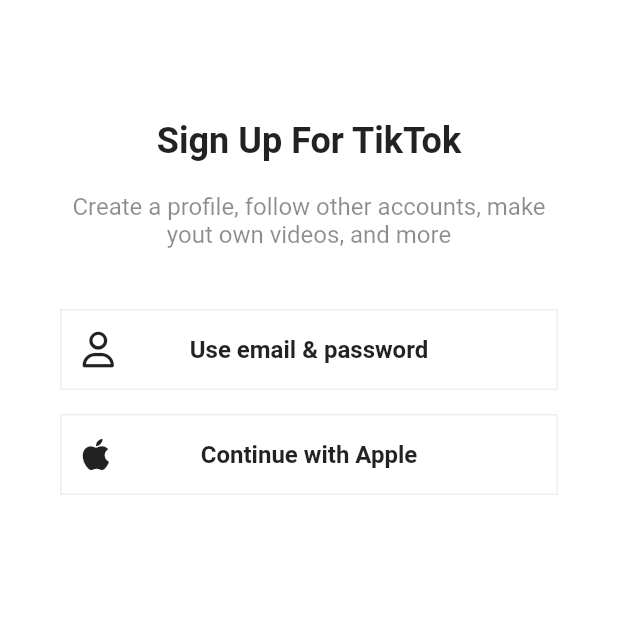
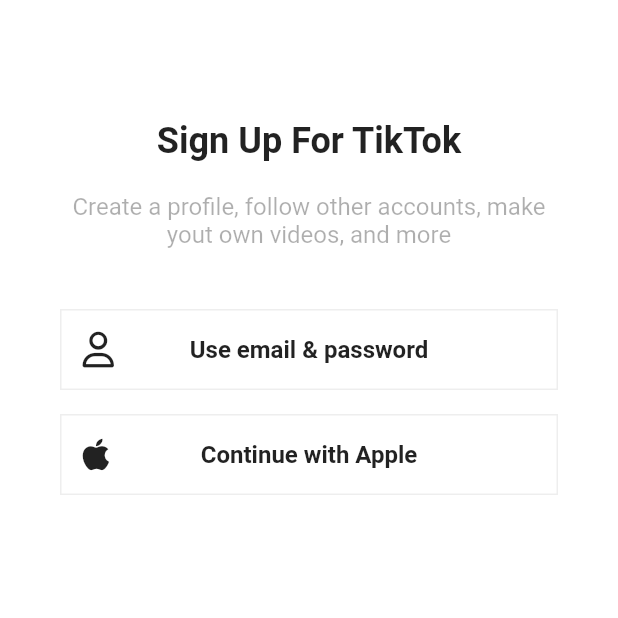
Before and after one commit to wogks/kill_tiktok, a Flutter app: the SignUpScreen screen opened directly, on a phone screen of 412 x 824 dp, the top half of it. Run offline on Flutter 3.47's test engine with Material 2 defaults, Android fonts, the phone set to English and light mode, and no system bars; our stand-ins replace font_awesome_flutter, marquee, video_player, visibility_detector.

Commit message:
Feat: themeMode

```diff
--- a/lib/features/authentication/sign_up_screen.dart
+++ b/lib/features/authentication/sign_up_screen.dart
@@ -4,6 +4,7 @@ import 'package:kill_tiktok/constants/gaps.dart';
 import 'package:kill_tiktok/constants/sizes.dart';
 import 'package:kill_tiktok/features/authentication/user_name_screen.dart';
 import 'package:kill_tiktok/features/authentication/widgets/auth_button.dart';
+import 'package:kill_tiktok/utils.dart';
 
 import 'login_screen.dart';
 
@@ -42,13 +43,16 @@ class SignUpScreen extends StatelessWidget {
                     ),
                   ),
                   Gaps.v20,
-                  const Text(
+                   Opacity(
+                    opacity: 0.7,
+                     child: Text(
                       'Create a profile, follow other accounts, make yout own videos, and more',
                       style: TextStyle(
                         fontSize: Sizes.size16,
-                      color: Colors.black45,
+                        color: isDarkMode(context) ? Colors.grey.shade300 : Colors.black45,
                       ),
                       textAlign: TextAlign.center,
+                                     ),
                    ),
                   Gaps.v40,
                   if (orientation == Orientation.portrait)
@@ -98,7 +102,7 @@ class SignUpScreen extends StatelessWidget {
           bottomNavigationBar: BottomAppBar(
             elevation: 1,
             //아주 옅은 검정
-            color: Colors.grey.shade50,
+            color: isDarkMode(context) ? null : Colors.grey.shade50,
             child: Padding(
               padding: const EdgeInsets.symmetric(vertical: Sizes.size32),
               child: Row(
--- a/lib/features/discover/discover_screen.dart
+++ b/lib/features/discover/discover_screen.dart
@@ -50,7 +50,7 @@ class _DiscoverScreenState extends State<DiscoverScreen> {
         resizeToAvoidBottomInset: false,
         appBar: AppBar(
           elevation: 1,
-          //웹에서 화면이 커질때 크기를 제한한다
+          //웹에서 화면이 커질때 크기를 제한한다 컨테이너에도 이 옵션이 있다
           title: ConstrainedBox(
             constraints: const BoxConstraints(maxWidth: Breakpoints.sm),
             child: CupertinoSearchTextField(
--- /dev/null
+++ b/lib/utils.dart
@@ -0,0 +1,4 @@
+import 'package:flutter/cupertino.dart';
+//만약에 칼라를 이렇게 따로 설정했다면 미디어쿼리를 이용한다
+bool isDarkMode(BuildContext context) => MediaQuery.of(context).platformBrightness
+==Brightness.dark;
```
Also changed, not shown: lib/main.dart (+15 -1 lines). Lines whose indentation alone changed are shown as unchanged.
